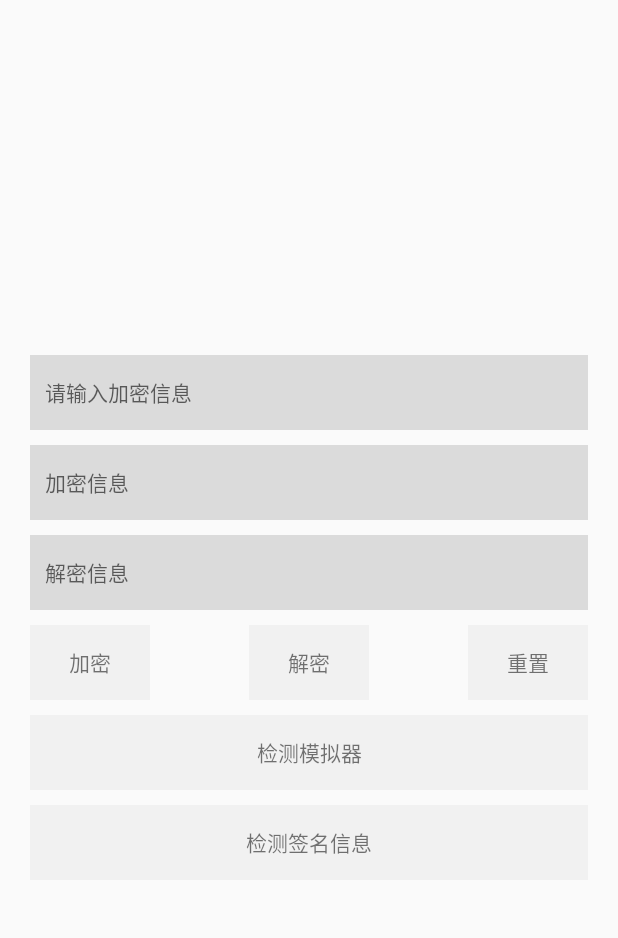
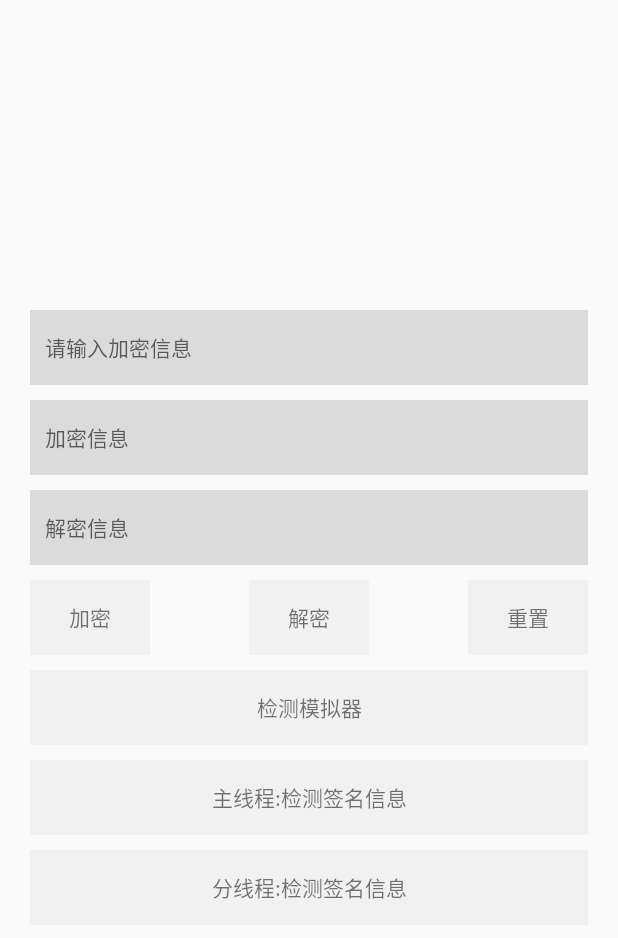
Before and after one commit to kalu-github/module_safetools, an Android app: the screen it shows after launch (MainActivity), on a phone screen of 412 x 824 dp. Shown: the top 938 px of the screen. Run offline under Robolectric (Android 15) with nearby library versions, the phone set to English and light mode, and no system bars.

Commit message:
update androidtool.c

```diff
--- a/app/src/main/java/com/kalu/jnitools/MainActivity.java
+++ b/app/src/main/java/com/kalu/jnitools/MainActivity.java
@@ -105,22 +105,28 @@ public class MainActivity extends AppCompatActivity {
         });
 
         // 检测签名信息
-        findViewById(R.id.main_signature).setOnClickListener(new View.OnClickListener() {
+        findViewById(R.id.main_signature1).setOnClickListener(new View.OnClickListener() {
             @Override
             public void onClick(View v) {
 
-                boolean b = JniUtils.checkSignature();
+                JniUtils.checkSignature();
+            }
+        });
 
-//                new Thread(new Runnable(){
-//
-//                    @Override
-//                    public void run() {
-//
-//                        boolean b = JniUtils.checkSignature();
-//
-//                    }
-//                }).start();
+        // 检测签名信息
+        findViewById(R.id.main_signature2).setOnClickListener(new View.OnClickListener() {
+            @Override
+            public void onClick(View v) {
 
+                new Thread(new Runnable() {
+
+                    @Override
+                    public void run() {
+
+                        JniUtils.checkSignature();
+
+                    }
+                }).start();
             }
         });
     }
--- a/app/src/main/res/layout/activity_main.xml
+++ b/app/src/main/res/layout/activity_main.xml
@@ -1,5 +1,10 @@
 <?xml version="1.0" encoding="utf-8"?>
-<RelativeLayout xmlns:android="http://schemas.android.com/apk/res/android"
+<androidx.core.widget.NestedScrollView xmlns:android="http://schemas.android.com/apk/res/android"
+    android:layout_width="match_parent"
+    android:layout_height="match_parent"
+    android:fillViewport="true">
+
+    <RelativeLayout
         android:layout_width="match_parent"
         android:layout_height="match_parent"
         android:gravity="center"
@@ -99,7 +104,7 @@
             android:textSize="14sp" />
 
         <TextView
-        android:id="@+id/main_signature"
+            android:id="@+id/main_signature1"
             android:layout_width="match_parent"
             android:layout_height="50dp"
             android:layout_below="@id/main_emulator"
@@ -109,7 +114,23 @@
             android:gravity="center"
             android:paddingLeft="10dp"
             android:paddingRight="10dp"
-        android:text="检测签名信息"
+            android:text="主线程:检测签名信息"
+            android:textSize="14sp" />
+
+        <TextView
+            android:id="@+id/main_signature2"
+            android:layout_width="match_parent"
+            android:layout_height="50dp"
+            android:layout_below="@id/main_signature1"
+            android:layout_centerHorizontal="true"
+            android:layout_marginTop="10dp"
+            android:background="#33cccccc"
+            android:gravity="center"
+            android:paddingLeft="10dp"
+            android:paddingRight="10dp"
+            android:text="分线程:检测签名信息"
             android:textSize="14sp" />
 
     </RelativeLayout>
+
+</androidx.core.widget.NestedScrollView>
```
Also changed, not shown: 2 other files. Lines whose indentation alone changed are shown as unchanged.
